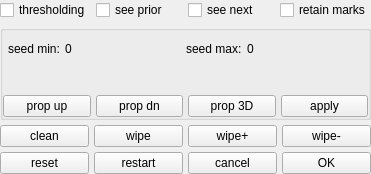
Before: the Qt Designer form Code/Gui/MITK/Plugins/uk.ac.ucl.cmic.midasgeneralsegmentor/src/internal/MIDASGeneralSegmentorViewControls.ui in NifTK/NifTK, drawn with Qt 5.
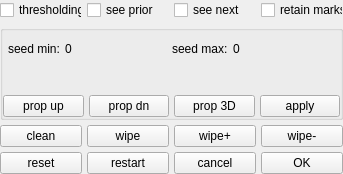
After: the same form once the commit is applied. Custom widgets are drawn as their Qt base class.

Commit message: Issue #3414: minimum width of buttons decreased on irregular editor

Diff of the .ui file:
```diff
--- a/Code/Gui/MITK/Plugins/uk.ac.ucl.cmic.midasgeneralsegmentor/src/internal/MIDASGeneralSegmentorViewControls.ui
+++ b/Code/Gui/MITK/Plugins/uk.ac.ucl.cmic.midasgeneralsegmentor/src/internal/MIDASGeneralSegmentorViewControls.ui
@@ -6,7 +6,7 @@
    <rect>
     <x>0</x>
     <y>0</y>
-    <width>371</width>
+    <width>343</width>
     <height>174</height>
    </rect>
   </property>
@@ -57,6 +57,12 @@
          <verstretch>0</verstretch>
         </sizepolicy>
        </property>
+       <property name="minimumSize">
+        <size>
+         <width>45</width>
+         <height>0</height>
+        </size>
+       </property>
        <property name="text">
         <string>reset</string>
        </property>
@@ -70,6 +76,12 @@
          <verstretch>0</verstretch>
         </sizepolicy>
        </property>
+       <property name="minimumSize">
+        <size>
+         <width>45</width>
+         <height>0</height>
+        </size>
+       </property>
        <property name="text">
         <string>clean</string>
        </property>
@@ -83,6 +95,12 @@
          <verstretch>0</verstretch>
         </sizepolicy>
        </property>
+       <property name="minimumSize">
+        <size>
+         <width>45</width>
+         <height>0</height>
+        </size>
+       </property>
        <property name="text">
         <string>wipe</string>
        </property>
@@ -96,6 +114,12 @@
          <verstretch>0</verstretch>
         </sizepolicy>
        </property>
+       <property name="minimumSize">
+        <size>
+         <width>45</width>
+         <height>0</height>
+        </size>
+       </property>
        <property name="text">
         <string>wipe+</string>
        </property>
@@ -109,6 +133,12 @@
          <verstretch>0</verstretch>
         </sizepolicy>
        </property>
+       <property name="minimumSize">
+        <size>
+         <width>45</width>
+         <height>0</height>
+        </size>
+       </property>
        <property name="text">
         <string>wipe-</string>
        </property>
@@ -122,6 +152,12 @@
          <verstretch>0</verstretch>
         </sizepolicy>
        </property>
+       <property name="minimumSize">
+        <size>
+         <width>45</width>
+         <height>0</height>
+        </size>
+       </property>
        <property name="text">
         <string>OK</string>
        </property>
@@ -135,6 +171,12 @@
          <verstretch>0</verstretch>
         </sizepolicy>
        </property>
+       <property name="minimumSize">
+        <size>
+         <width>45</width>
+         <height>0</height>
+        </size>
+       </property>
        <property name="text">
         <string>cancel</string>
        </property>
@@ -148,6 +190,12 @@
          <verstretch>0</verstretch>
         </sizepolicy>
        </property>
+       <property name="minimumSize">
+        <size>
+         <width>45</width>
+         <height>0</height>
+        </size>
+       </property>
        <property name="text">
         <string>restart</string>
        </property>
@@ -230,6 +278,12 @@
             <verstretch>0</verstretch>
            </sizepolicy>
           </property>
+          <property name="minimumSize">
+           <size>
+            <width>45</width>
+            <height>0</height>
+           </size>
+          </property>
           <property name="text">
            <string>prop dn</string>
           </property>
@@ -243,6 +297,12 @@
             <verstretch>0</verstretch>
            </sizepolicy>
           </property>
+          <property name="minimumSize">
+           <size>
+            <width>45</width>
+            <height>0</height>
+           </size>
+          </property>
           <property name="text">
            <string>apply</string>
           </property>
@@ -256,6 +316,12 @@
             <verstretch>0</verstretch>
            </sizepolicy>
           </property>
+          <property name="minimumSize">
+           <size>
+            <width>45</width>
+            <height>0</height>
+           </size>
+          </property>
           <property name="text">
            <string>prop up</string>
           </property>
@@ -269,6 +335,12 @@
             <verstretch>0</verstretch>
            </sizepolicy>
           </property>
+          <property name="minimumSize">
+           <size>
+            <width>45</width>
+            <height>0</height>
+           </size>
+          </property>
           <property name="text">
            <string>prop 3D</string>
           </property>
@@ -286,6 +358,21 @@
      </property>
      <item row="0" column="0">
       <widget class="QCheckBox" name="m_ThresholdingCheckBox">
+       <property name="sizePolicy">
+        <sizepolicy hsizetype="Ignored" vsizetype="Fixed">
+         <horstretch>0</horstretch>
+         <verstretch>0</verstretch>
+        </sizepolicy>
+       </property>
+       <property name="minimumSize">
+        <size>
+         <width>40</width>
+         <height>0</height>
+        </size>
+       </property>
+       <property name="toolTip">
+        <string>thresholding</string>
+       </property>
        <property name="text">
         <string>thresholding</string>
        </property>
@@ -293,6 +380,21 @@
      </item>
      <item row="0" column="1">
       <widget class="QCheckBox" name="m_SeePriorCheckBox">
+       <property name="sizePolicy">
+        <sizepolicy hsizetype="Ignored" vsizetype="Fixed">
+         <horstretch>0</horstretch>
+         <verstretch>0</verstretch>
+        </sizepolicy>
+       </property>
+       <property name="minimumSize">
+        <size>
+         <width>40</width>
+         <height>0</height>
+        </size>
+       </property>
+       <property name="toolTip">
+        <string>see prior</string>
+       </property>
        <property name="text">
         <string>see prior</string>
        </property>
@@ -300,6 +402,21 @@
      </item>
      <item row="0" column="3">
       <widget class="QCheckBox" name="m_RetainMarksCheckBox">
+       <property name="sizePolicy">
+        <sizepolicy hsizetype="Ignored" vsizetype="Fixed">
+         <horstretch>0</horstretch>
+         <verstretch>0</verstretch>
+        </sizepolicy>
+       </property>
+       <property name="minimumSize">
+        <size>
+         <width>60</width>
+         <height>0</height>
+        </size>
+       </property>
+       <property name="toolTip">
+        <string>retain marks</string>
+       </property>
        <property name="text">
         <string>retain marks</string>
        </property>
@@ -307,6 +424,21 @@
      </item>
      <item row="0" column="2">
       <widget class="QCheckBox" name="m_SeeNextCheckBox">
+       <property name="sizePolicy">
+        <sizepolicy hsizetype="Ignored" vsizetype="Fixed">
+         <horstretch>0</horstretch>
+         <verstretch>0</verstretch>
+        </sizepolicy>
+       </property>
+       <property name="minimumSize">
+        <size>
+         <width>40</width>
+         <height>0</height>
+        </size>
+       </property>
+       <property name="toolTip">
+        <string>see next</string>
+       </property>
        <property name="text">
         <string>see next</string>
        </property>
```
